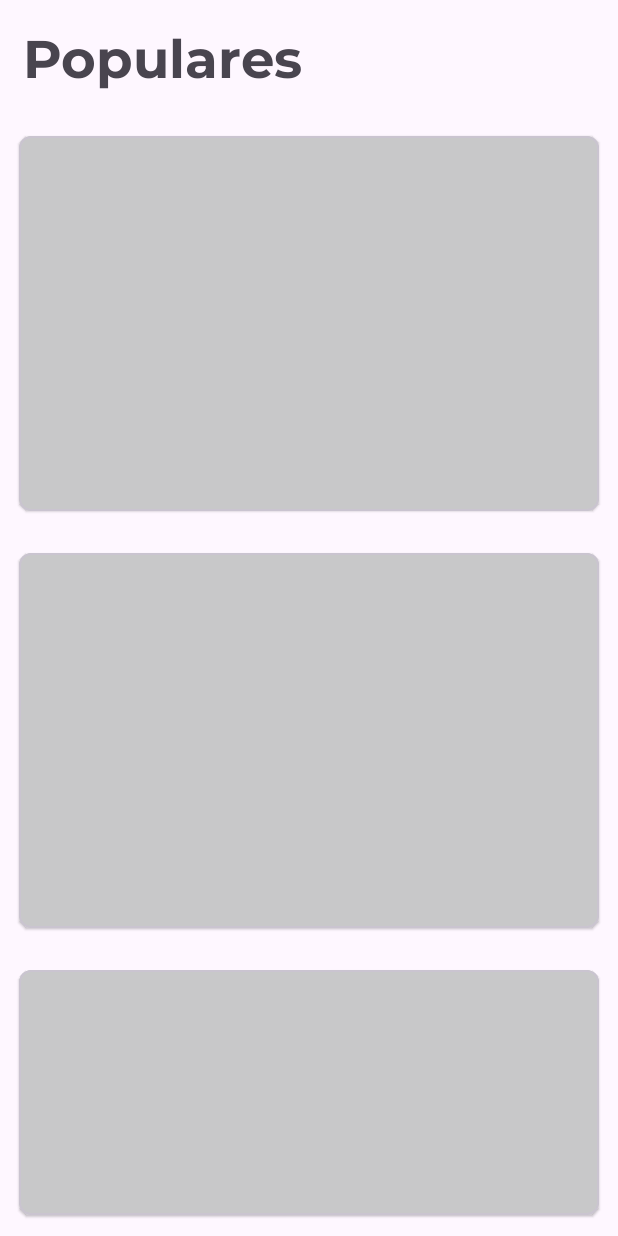
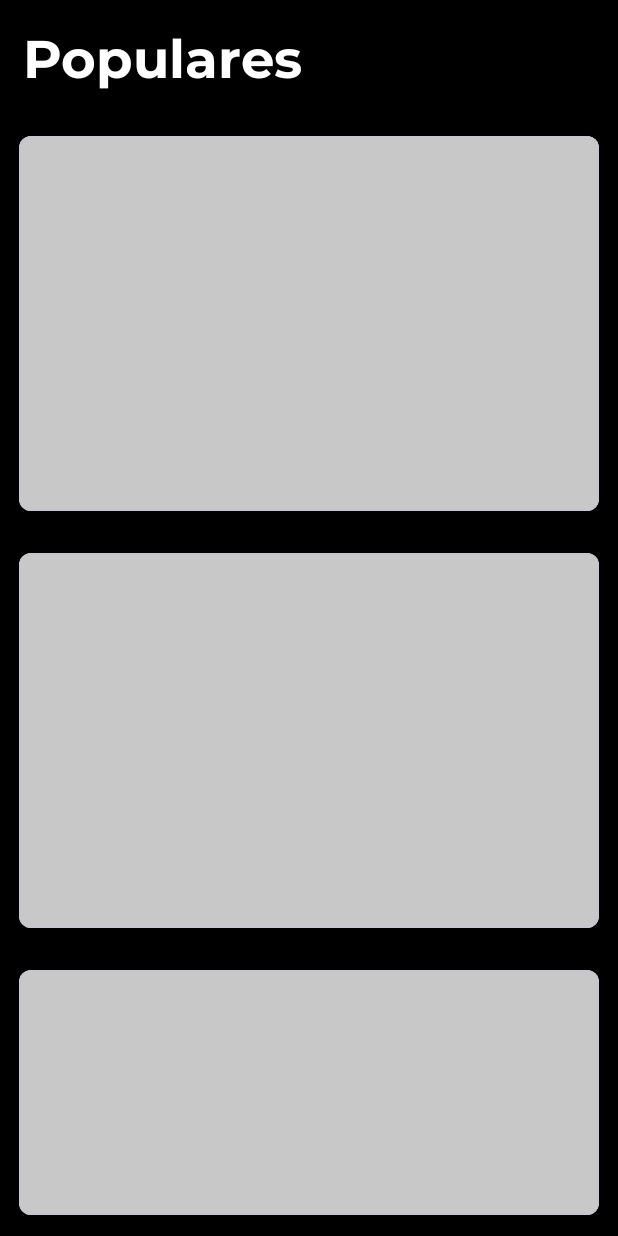
Before and after one commit to mianlandeo/MovieApiApp, an Android app: the screen it shows after launch (MainActivity), on a phone screen of 412 x 824 dp. Run offline under Robolectric (Android 15) with nearby library versions, the phone set to English and light mode, and no system bars; our stand-ins replace Dagger/Hilt's generated code, Shimmer; network calls fail; pictures from the network do not load; 1 statement that could not run was skipped.

Commit message:
cambiando el estilo de la app a todo oscuro

```diff
--- a/app/src/main/res/layout/fragment_list.xml
+++ b/app/src/main/res/layout/fragment_list.xml
@@ -1,9 +1,11 @@
 <?xml version="1.0" encoding="utf-8"?>
-<androidx.constraintlayout.widget.ConstraintLayout xmlns:android="http://schemas.android.com/apk/res/android"
+<androidx.constraintlayout.widget.ConstraintLayout
+    xmlns:android="http://schemas.android.com/apk/res/android"
     xmlns:tools="http://schemas.android.com/tools"
     android:layout_width="match_parent"
     android:layout_height="match_parent"
     xmlns:app="http://schemas.android.com/apk/res-auto"
+    android:background="@color/black"
     tools:context=".navigation.list.ListFragment">
 
     <TextView
@@ -13,6 +15,7 @@
         android:text="@string/list_popularity"
         android:fontFamily="@font/montserrat_bold"
         android:textSize="@dimen/text_title35"
+        android:textColor="@color/white"
         android:padding="15dp"
         app:layout_constraintStart_toStartOf="parent"
         app:layout_constraintTop_toTopOf="parent"/>
```
